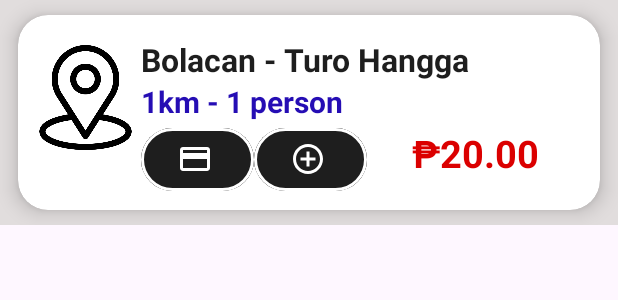
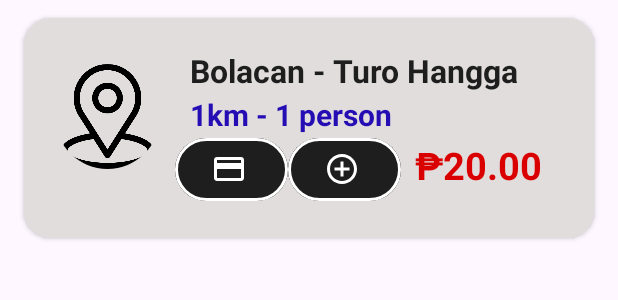
Before and after one commit to apathy1995/ParaFare, an Android app: the layout item.xml on its own in the app's theme, with its tools: preview values and no code run, on a phone screen of 412 x 824 dp. Shown: the top 300 px of the screen. Run offline under Robolectric (Android 15) with nearby library versions, the phone set to English and light mode, and no system bars.

Commit message:
ParaFare_hakdog_burger_cheese_ham_egg

```diff
--- a/app/src/main/java/com/example/logintricyfare/DriversRecyclerViewAdapter.java
+++ b/app/src/main/java/com/example/logintricyfare/DriversRecyclerViewAdapter.java
@@ -58,7 +58,6 @@ public class DriversRecyclerViewAdapter extends RecyclerView.Adapter<DriversRecy
         Picasso.get().load(model.getImage()).placeholder(R.drawable.profile_bg)
                 .into(holder.imgDriversProfile);
 
-
     }
 
     @Override
--- a/app/src/main/java/com/example/logintricyfare/ProfileFragment.java
+++ b/app/src/main/java/com/example/logintricyfare/ProfileFragment.java
@@ -86,7 +86,6 @@ public class ProfileFragment extends Fragment implements View.OnClickListener{
                             contact_num.setText(contactResult);
 
                         }
-
                     }
                 });
 
--- a/app/src/main/res/layout/drivers_item.xml
+++ b/app/src/main/res/layout/drivers_item.xml
@@ -12,7 +12,7 @@
     app:cardCornerRadius="18dp"
     app:contentPadding="5dp"
     android:foreground="?selectableItemBackground"
-    android:background="@color/grey"
+    android:background="@color/white"
     android:clickable="true">
 
     <RelativeLayout
--- a/app/src/main/res/layout/fragment_routes.xml
+++ b/app/src/main/res/layout/fragment_routes.xml
@@ -5,6 +5,10 @@
     android:layout_height="match_parent"
     xmlns:app="http://schemas.android.com/apk/res-auto"
     tools:context=".RoutesFragment">
+
+    <androidx.constraintlayout.widget.ConstraintLayout
+        android:layout_width="match_parent"
+        android:layout_height="match_parent">
 
     <androidx.recyclerview.widget.RecyclerView
         android:layout_width="match_parent"
@@ -15,4 +19,6 @@
         android:visibility="visible"
         android:background="@color/grey"/>
 
+    </androidx.constraintlayout.widget.ConstraintLayout>
+
 </FrameLayout>
--- a/app/src/main/res/layout/item.xml
+++ b/app/src/main/res/layout/item.xml
@@ -1,49 +1,41 @@
 <?xml version="1.0" encoding="utf-8"?>
-<LinearLayout
+<androidx.cardview.widget.CardView
     xmlns:android="http://schemas.android.com/apk/res/android"
     xmlns:tools="http://schemas.android.com/tools"
     xmlns:app="http://schemas.android.com/apk/res-auto"
     android:layout_width="match_parent"
     android:layout_height="wrap_content"
     android:orientation="vertical"
-    android:background="@color/grey">
+    android:layout_marginTop="12dp"
+    android:layout_marginLeft="16dp"
+    android:layout_marginRight="16dp"
+    app:cardBackgroundColor="@color/grey"
+    app:cardCornerRadius="18dp"
+    app:contentPadding="5dp"
+    android:foreground="?selectableItemBackground"
+    android:background="@color/white"
+    android:clickable="true">
 
-    <androidx.cardview.widget.CardView
+    <RelativeLayout
         android:id="@+id/mainCard"
         android:layout_width="match_parent"
-        android:layout_height="130dp"
-        android:layout_marginStart="12dp"
-        android:layout_marginEnd="12dp"
-        android:layout_marginVertical="10dp"
-        android:layout_marginHorizontal="10dp"
-        app:cardCornerRadius="20dp"
-        app:cardElevation="8dp">
+        android:layout_height="wrap_content"
+        android:padding="15dp">
 
 
-    <ImageView
+    <de.hdodenhof.circleimageview.CircleImageView
         android:id="@+id/location"
         android:layout_width="70dp"
         android:layout_height="70dp"
-        android:layout_marginStart="10dp"
-        android:layout_marginTop="20dp"
+        android:layout_marginTop="10dp"
         android:scaleType="centerCrop"
         android:src="@drawable/location_icon" />
-
-    <LinearLayout
-        android:layout_width="match_parent"
-        android:layout_height="match_parent"
-        android:layout_marginStart="8dp"
-        android:orientation="vertical"
-        android:padding="10dp"
-        android:layout_gravity="center_horizontal">
-
 
         <TextView
             android:id="@+id/routesName"
             android:layout_width="match_parent"
             android:layout_height="wrap_content"
-            android:layout_marginTop="5dp"
-            android:layout_marginStart="60dp"
+            android:layout_marginStart="90dp"
             android:text="Bolacan - Turo Hangga"
             android:textColor="@color/black_"
             android:textSize="21sp"
@@ -53,22 +45,19 @@
             android:id="@+id/routesDistance"
             android:layout_width="match_parent"
             android:layout_height="wrap_content"
-            android:layout_marginStart="60dp"
+            android:layout_marginStart="90dp"
+            android:layout_marginTop="30dp"
             android:text="1km - 1 person"
             android:textColor="@color/blue"
             android:textSize="20sp"
             android:textStyle="bold" />
 
-        <LinearLayout
-            android:layout_width="match_parent"
-            android:layout_height="wrap_content"
-            android:orientation="horizontal">
-
             <Button
                 android:id="@+id/online_payment"
                 android:layout_width="75dp"
                 android:layout_height="50dp"
-                android:layout_marginStart="60dp"
+                android:layout_marginStart="80dp"
+                android:layout_marginTop="55dp"
                 android:textSize="15sp"
                 app:cornerRadius="40dp"
                 app:strokeColor="@color/white"
@@ -81,7 +70,8 @@
                 android:id="@+id/savedTrips_btn"
                 android:layout_width="75dp"
                 android:layout_height="50dp"
-                android:layout_marginStart="0dp"
+                android:layout_marginStart="155dp"
+                android:layout_marginTop="55dp"
                 android:textSize="15sp"
                 app:cornerRadius="40dp"
                 app:strokeColor="@color/white"
@@ -94,16 +84,13 @@
             android:id="@+id/routesPrice"
             android:layout_width="match_parent"
             android:layout_height="wrap_content"
-            android:layout_marginStart="30dp"
+            android:layout_marginStart="240dp"
+            android:layout_marginTop="60dp"
             android:text="₱20.00"
             android:textColor="@color/red"
             android:textSize="25sp"
             android:textStyle="bold" />
 
-        </LinearLayout>
+    </RelativeLayout>
 
-    </LinearLayout>
-
-    </androidx.cardview.widget.CardView>
-
-</LinearLayout>
+</androidx.cardview.widget.CardView>
--- a/app/src/main/res/menu/nav_menu.xml
+++ b/app/src/main/res/menu/nav_menu.xml
@@ -5,11 +5,6 @@
     tools:showIn="navigation_view">
 
     <group>
-
-        <item
-            android:id="@+id/nav_home_"
-            android:icon="@drawable/baseline_home_24"
-            android:title="Home"/>
 
         <item
             android:id="@+id/nav_home"
```
Also changed, not shown: app/src/main/java/com/example/logintricyfare/MainFrameActivity.java (+4 -5 lines), app/src/main/java/com/example/logintricyfare/RecyclerViewAdapter.java (+23 -19 lines), app/src/main/java/com/example/logintricyfare/Routes.java (+11 -10 lines), app/src/main/java/com/example/logintricyfare/RoutesFragment.java (+49 -25 lines).
